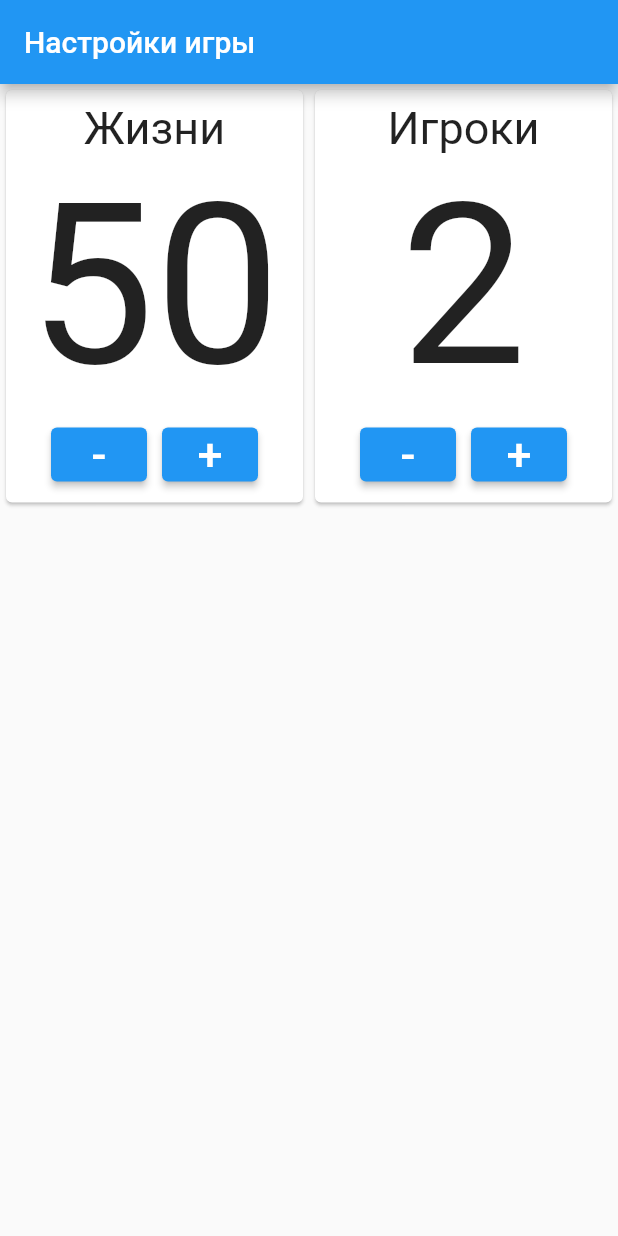
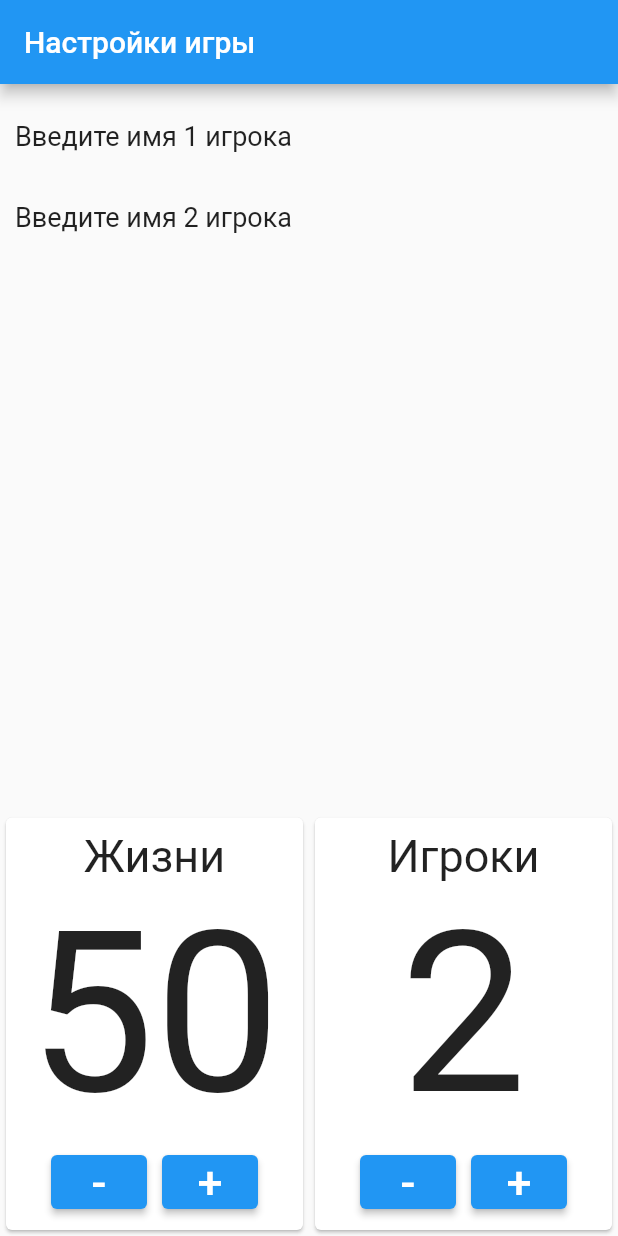
Before and after one commit to Nikkitik/point_tracker_star_realms, a Flutter app: the screen it shows after launch, on a phone screen of 412 x 824 dp. Run offline on Flutter 3.47's test engine with Material 2 defaults, Android fonts, the phone set to English and light mode, and no system bars; our stand-ins replace flutter_bloc.

Commit message:
реализовал отображение списка юзеров

```diff
--- /dev/null
+++ b/lib/settings/domain/bloc/settings_list_cubit.dart
@@ -0,0 +1,37 @@
+import 'dart:async';
+
+import 'package:flutter_bloc/flutter_bloc.dart';
+import 'package:point_tracker_star_realms/settings/domain/bloc/settings_user_cubit.dart';
+
+class SettingsListCubit extends Cubit<List<String>> {
+  final SettingsUserCubit userCubit;
+
+  StreamSubscription? _userCubitStreamSubscription;
+
+  static final List<String> _defaultListInfo = <String>[
+    'Введите имя 1 игрока',
+    'Введите имя 2 игрока'
+  ];
+
+  SettingsListCubit({required this.userCubit}) : super(_defaultListInfo) {
+    _userCubitStreamSubscription = userCubit.stream.distinct((prev, next) {
+      return prev.count == next.count;
+    }).listen((state) {
+      updateListInfo(state.count);
+    });
+  }
+
+  void updateListInfo(int newCount) {
+    if (newCount > state.length) {
+      emit(List.from(state)..add('Введите имя $newCount игрока'));
+    } else {
+      emit(List.from(state)..removeLast());
+    }
+  }
+
+  @override
+  Future<void> close() {
+    _userCubitStreamSubscription?.cancel();
+    return super.close();
+  }
+}
--- a/lib/settings/presentation/screen/settings_screen.dart
+++ b/lib/settings/presentation/screen/settings_screen.dart
@@ -1,8 +1,10 @@
 import 'package:flutter/material.dart';
 import 'package:flutter_bloc/flutter_bloc.dart';
 import 'package:point_tracker_star_realms/settings/domain/bloc/settings_health_cubit.dart';
+import 'package:point_tracker_star_realms/settings/domain/bloc/settings_list_cubit.dart';
 import 'package:point_tracker_star_realms/settings/domain/bloc/settings_user_cubit.dart';
 import 'package:point_tracker_star_realms/settings/presentation/widget/settings_health_card.dart';
+import 'package:point_tracker_star_realms/settings/presentation/widget/settings_list.dart';
 import 'package:point_tracker_star_realms/settings/presentation/widget/settings_user_card.dart';
 
 class SettingsScreen extends StatelessWidget {
@@ -21,12 +23,22 @@ class SettingsScreen extends StatelessWidget {
           ),
           BlocProvider(
             create: (_) => SettingsHealthCubit(50),
+          ),
+          BlocProvider(
+            create: (context) => SettingsListCubit(
+              userCubit: context.read<SettingsUserCubit>(),
+            ),
           )
         ],
-        child: Row(
+        child: Column(
           children: [
-            Expanded(child: SettingsHealthCard()),
-            Expanded(child: SettingsUserCard()),
+            Expanded(child: SettingsList()),
+            Row(
+              children: [
+                Expanded(child: SettingsHealthCard()),
+                Expanded(child: SettingsUserCard()),
+              ],
+            ),
           ],
         ),
       ),
--- /dev/null
+++ b/lib/settings/presentation/widget/settings_list.dart
@@ -0,0 +1,35 @@
+import 'package:flutter/material.dart';
+import 'package:flutter_bloc/flutter_bloc.dart';
+import 'package:point_tracker_star_realms/settings/domain/bloc/settings_list_cubit.dart';
+
+class SettingsList extends StatelessWidget {
+  const SettingsList({Key? key}) : super(key: key);
+
+  @override
+  Widget build(BuildContext context) {
+    return BlocBuilder<SettingsListCubit, List<String>>(
+      builder: (context, listInfo) {
+        return ListView.builder(
+          padding: const EdgeInsets.all(8),
+          itemCount: listInfo.length,
+          itemBuilder: (BuildContext context, int index) {
+            return Container(
+              height: 50,
+              margin: EdgeInsets.all(2),
+              child: Center(
+                child: Row(
+                  children: [
+                    Text(
+                      listInfo[index],
+                      style: TextStyle(fontSize: 18),
+                    ),
+                  ],
+                ),
+              ),
+            );
+          },
+        );
+      },
+    );
+  }
+}
```
Also changed, not shown: lib/util/counter_event.dart (deleted, +0 -18 lines), lib/widget/user_list.dart (deleted, +0 -33 lines).
